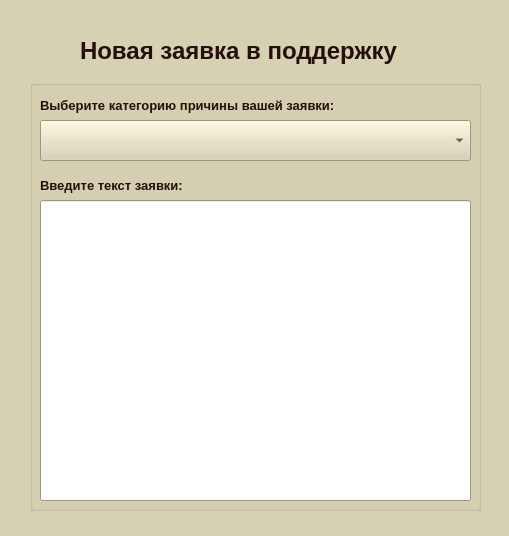
butdiaal/tech_sub, file app/ui_from/new_ticket.ui: the form before one commit.
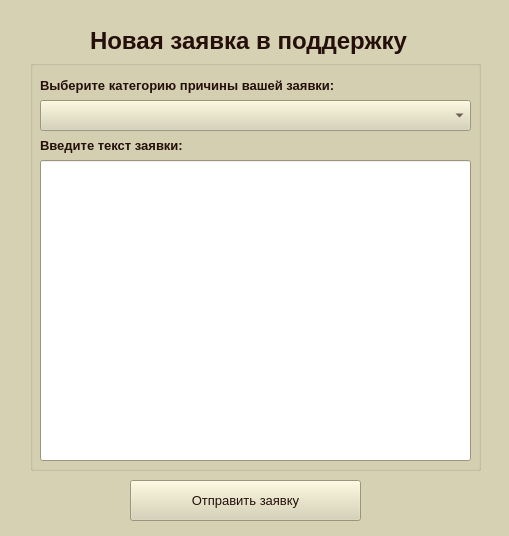
The form after the commit.

What changed in the file:
```diff
--- a/app/ui_from/new_ticket.ui
+++ b/app/ui_from/new_ticket.ui
@@ -530,8 +530,8 @@
   <widget class="QLabel" name="label_supp">
    <property name="geometry">
     <rect>
-     <x>80</x>
-     <y>10</y>
+     <x>90</x>
+     <y>0</y>
      <width>371</width>
      <height>81</height>
     </rect>
@@ -550,9 +550,9 @@
    <property name="geometry">
     <rect>
      <x>30</x>
-     <y>80</y>
+     <y>60</y>
      <width>451</width>
-     <height>431</height>
+     <height>411</height>
     </rect>
    </property>
    <property name="title">
@@ -562,7 +562,7 @@
     <property name="geometry">
      <rect>
       <x>10</x>
-      <y>90</y>
+      <y>70</y>
       <width>271</width>
       <height>31</height>
      </rect>
@@ -581,7 +581,7 @@
     <property name="geometry">
      <rect>
       <x>10</x>
-      <y>120</y>
+      <y>100</y>
       <width>431</width>
       <height>301</height>
      </rect>
@@ -612,11 +612,30 @@
       <x>10</x>
       <y>40</y>
       <width>431</width>
-      <height>41</height>
+      <height>31</height>
      </rect>
     </property>
    </widget>
   </widget>
+  <widget class="QPushButton" name="pushButton_2">
+   <property name="geometry">
+    <rect>
+     <x>130</x>
+     <y>480</y>
+     <width>231</width>
+     <height>41</height>
+    </rect>
+   </property>
+   <property name="font">
+    <font>
+     <pointsize>10</pointsize>
+     <bold>false</bold>
+    </font>
+   </property>
+   <property name="text">
+    <string>Отправить заявку</string>
+   </property>
+  </widget>
  </widget>
  <resources/>
  <connections/>
```
